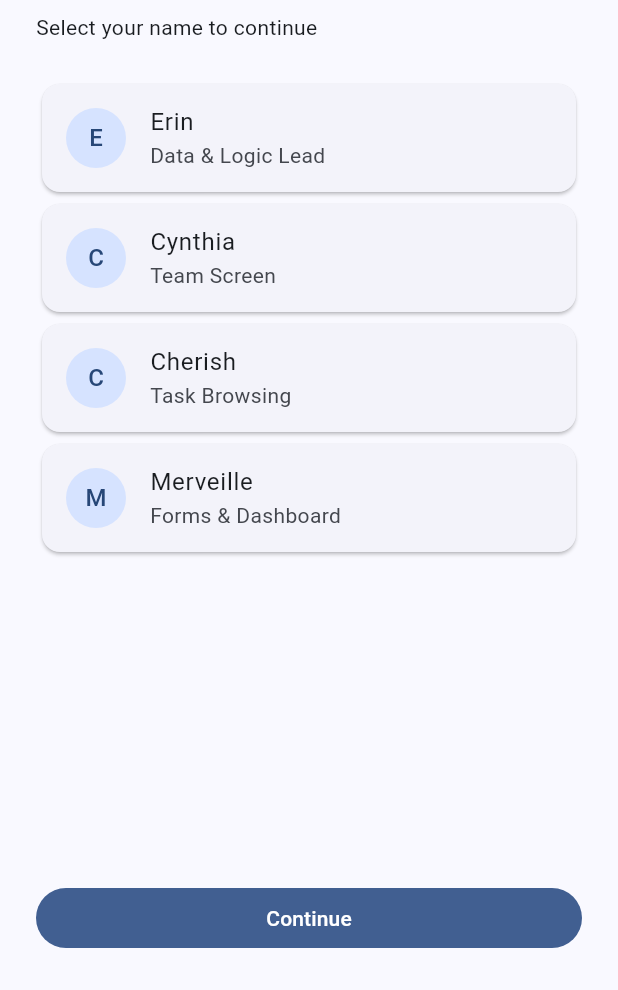
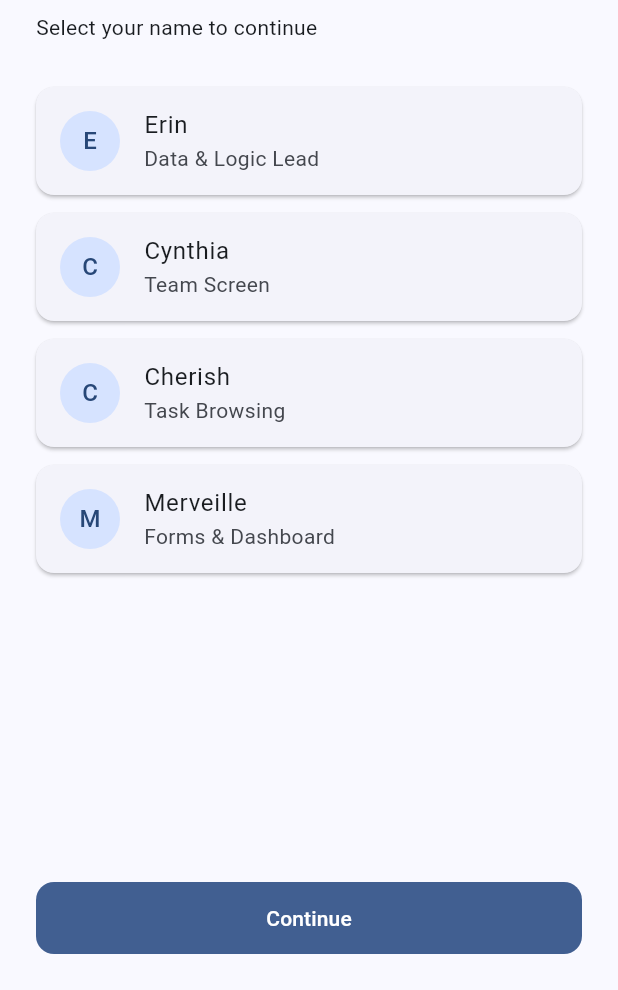
Before and after one commit to erin-leyian/Group28_formative1_sla-task-tracker, a Flutter app: the screen it shows after launch, on a phone screen of 412 x 824 dp, the part 246-1236 px from its top. Run offline on Flutter 3.47's test engine with Material 3 defaults, Android fonts, the phone set to English and light mode, and no system bars; our stand-ins replace shared_preferences; accounts and stored records are empty.

Commit message:
feat: style cards, inputs and buttons in the theme and add spacing constants

```diff
--- a/lib/theme/app_theme.dart
+++ b/lib/theme/app_theme.dart
@@ -10,6 +10,26 @@ class AppTheme {
       useMaterial3: true,
       colorScheme: ColorScheme.fromSeed(seedColor: primaryColor),
       appBarTheme: const AppBarTheme(centerTitle: true),
+      cardTheme: CardThemeData(
+        elevation: 1,
+        margin: const EdgeInsets.symmetric(vertical: 6),
+        shape: RoundedRectangleBorder(borderRadius: BorderRadius.circular(12)),
+      ),
+      inputDecorationTheme: InputDecorationTheme(
+        border: OutlineInputBorder(borderRadius: BorderRadius.circular(12)),
+        contentPadding: const EdgeInsets.symmetric(
+          horizontal: 16,
+          vertical: 14,
+        ),
+      ),
+      filledButtonTheme: FilledButtonThemeData(
+        style: FilledButton.styleFrom(
+          minimumSize: const Size.fromHeight(48),
+          shape: RoundedRectangleBorder(
+            borderRadius: BorderRadius.circular(12),
+          ),
+        ),
+      ),
     );
   }
 
@@ -26,3 +46,9 @@ class AppTheme {
     }
   }
 }
+
+class AppSpacing {
+  static const double page = 16;
+  static const double item = 8;
+  static const double section = 24;
+}
```
